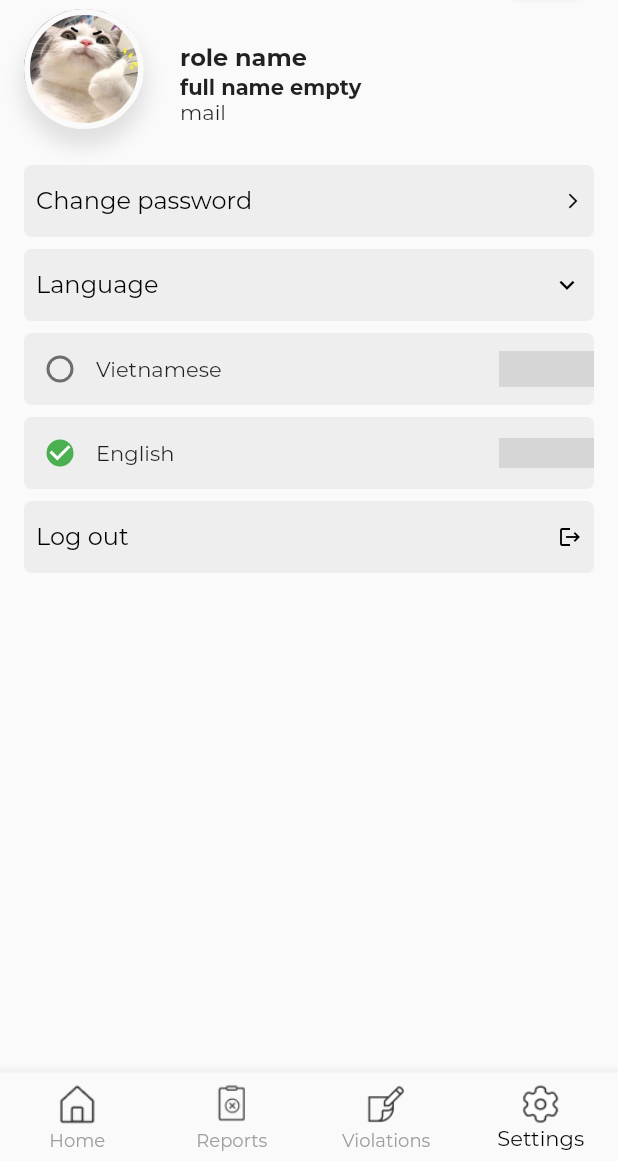
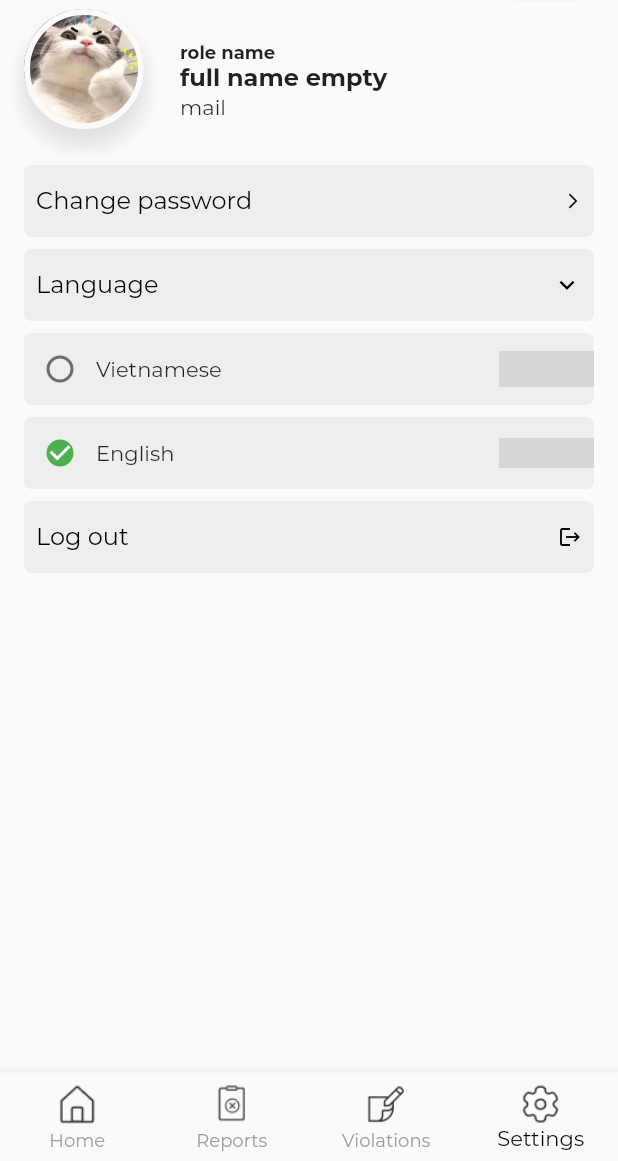
Before and after one commit to zakiraya/capstone-mobile, a Flutter app: the HomeView screen opened directly, item 4 of the bottom bar chosen, on a phone screen of 412 x 824 dp, the part 75-1236 px from its top. Run offline on Flutter 3.47's test engine with Material 2 defaults, Android fonts, the phone set to English and light mode, and no system bars; our stand-ins replace bloc, circular_check_box, cool_alert, dio, equatable, firebase_core and 7 more; missing offline and left inert: flag, skeleton_loader; accounts and stored records are empty; network calls fail; project files that could hold a hidden picture were left out; grey boxes are pictures that could not be loaded.

Commit message:
Update ui

```diff
--- a/lib/src/ui/screens/settings_screen.dart
+++ b/lib/src/ui/screens/settings_screen.dart
@@ -55,14 +55,14 @@ class SettingsScreen extends StatelessWidget {
                     child: Text(
                       '${user.branchName ?? ''}',
                       style:
-                          TextStyle(fontSize: 16, fontWeight: FontWeight.w600),
+                          TextStyle(fontSize: 12, fontWeight: FontWeight.w600),
                     ),
                   ),
                   Container(
                     child: Text(
                       '${user.roleName ?? 'role name'}',
                       style:
-                          TextStyle(fontSize: 16, fontWeight: FontWeight.w600),
+                          TextStyle(fontSize: 12, fontWeight: FontWeight.w600),
                     ),
                   ),
                   Container(
@@ -71,7 +71,7 @@ class SettingsScreen extends StatelessWidget {
                           ' ' +
                           '${user.firstName ?? 'first name'}',
                       style:
-                          TextStyle(fontSize: 14, fontWeight: FontWeight.w600),
+                          TextStyle(fontSize: 16, fontWeight: FontWeight.w600),
                     ),
                   ),
                   Container(
```
